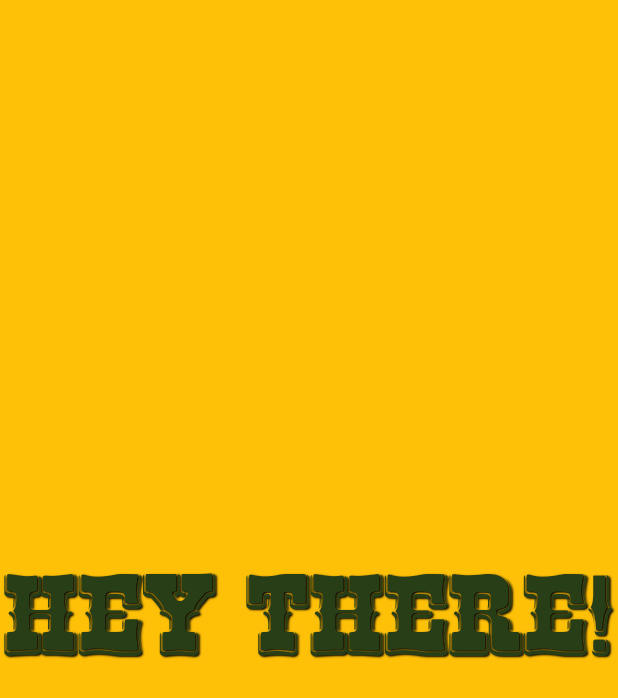
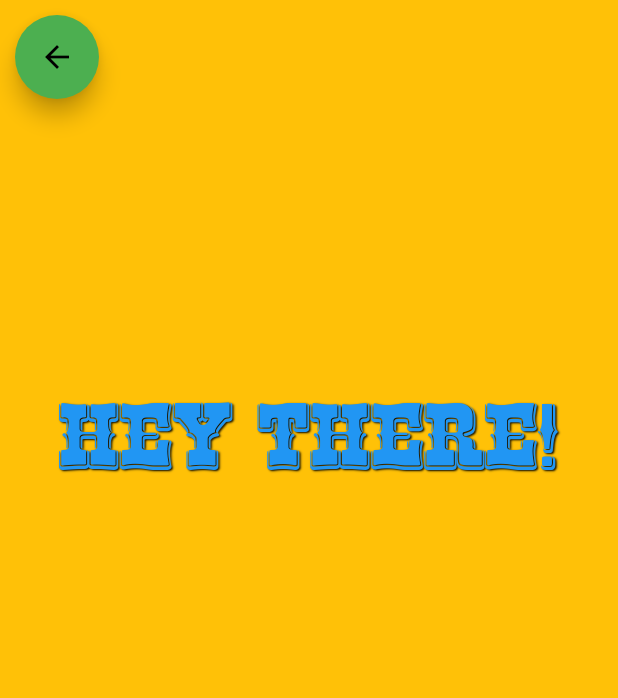
Before and after one commit to dart1492/test_flutter_project, a Flutter app: the screen it shows after launch, after a tap on "Почнімо!", on a phone screen of 412 x 824 dp. Shown: the top 698 px of the screen. Run offline on Flutter 3.47's test engine with Material 2 defaults, Android fonts, the phone set to English and light mode, and no system bars.

Commit message:
final update

```diff
--- a/analysis_options.yaml
+++ b/analysis_options.yaml
@@ -1 +1,4 @@
 include: package:solid_lints/analysis_options.yaml
+linter:
+  rules:
+    sort_pub_dependencies: false
--- a/lib/home_page.dart
+++ b/lib/home_page.dart
@@ -56,6 +56,7 @@ class HomePage extends StatelessWidget {
   Widget build(BuildContext context) {
     return Scaffold(
       appBar: AppBar(
+        automaticallyImplyLeading: false,
         title: Text(
           textAlign: TextAlign.center,
           "Слава Україні!",
@@ -75,11 +76,11 @@ class HomePage extends StatelessWidget {
               ),
             ),
             Container(
-              margin: const EdgeInsets.fromLTRB(0, 0, 0, 0),
+              margin: const EdgeInsets.fromLTRB(0, 20.0, 0, 0),
               child: FloatingActionButton.extended(
                 backgroundColor: Colors.blue,
                 onPressed: () {
-                  Navigator.push<StatelessWidget>(
+                  Navigator.push<MaterialPageRoute>(
                     context,
                     MaterialPageRoute(builder: (context) => const SecondPage()),
                   );
@@ -109,33 +110,51 @@ class SecondPage extends StatefulWidget {
 }
 
 class _SecondPageState extends State<SecondPage> {
-  double defFontSize = 78.0;
-  Color randColor = Colors.amber;
+  double defFontSize = 64.0;
+  Color randBackgroundColor = Colors.amber;
+  Color randTextColor = Colors.blue;
+  Color randButtonColor = Colors.green;
   @override
   Widget build(BuildContext context) {
-    return AnimatedContainer(
-      duration: const Duration(seconds: 2),
-      curve: Curves.easeIn,
-      child: Material(
-        color: randColor,
+    return Material(
+      color: randBackgroundColor,
       child: InkWell(
-          child: Container(
+        child: Column(
+          children: [
+            Container(
+              alignment: Alignment.topLeft,
+              margin: const EdgeInsets.all(10.0),
+              child: FloatingActionButton(
+                backgroundColor: randButtonColor,
+                child: const Icon(Icons.arrow_back),
+                onPressed: () {
+                  Navigator.of(context).push<MaterialPageRoute>(
+                    MaterialPageRoute(builder: (context) => HomePage()),
+                  );
+                },
+              ),
+            ),
+            Container(
+              margin: const EdgeInsets.fromLTRB(0, 180.0, 0, 0),
               alignment: Alignment.center,
               child: Text(
                 "Hey There!",
                 style: TextStyle(
-                color: _generateColor(),
+                  color: randTextColor,
                   fontFamily: "Western",
                   fontSize: defFontSize,
                 ),
               ),
             ),
+          ],
+        ),
         onTap: () {
           setState(() {
-              randColor = _generateColor();
+            randBackgroundColor = _generateColor();
+            randTextColor = _generateColor();
+            randButtonColor = _generateColor();
           });
         },
-        ),
       ),
     );
   }
@@ -144,26 +163,9 @@ class _SecondPageState extends State<SecondPage> {
 Color _generateColor() {
   const int alpha = 255;
   final rand = Random();
-  final int red = rand.nextInt(255);
-  final int green = rand.nextInt(255);
-  final int blue = rand.nextInt(255);
+  final int red = rand.nextInt(256);
+  final int green = rand.nextInt(256);
+  final int blue = rand.nextInt(256);
 
   return Color.fromARGB(alpha, red, green, blue);
 }
-// class SecondPage extends StatelessWidget {
-//   @override
-//   Widget build(BuildContext context) {
-//     Color randColor = Colors.amber;
-
-//     return Center(
-//         child: AnimatedContainer(
-//             duration: const Duration(seconds: 2),
-//             color: randColor,
-//             alignment: Alignment.center,
-//             child: Material(child: InkWell(
-//               onTap: () {
-//                 setState(() {});
-//               },
-//             ))));
-//   }
-// }
```
Also changed, not shown: pubspec.yaml (+2 -7 lines), .github/workflows/flutter.yaml (deleted), 2 other files. Lines whose indentation alone changed are shown as unchanged.
